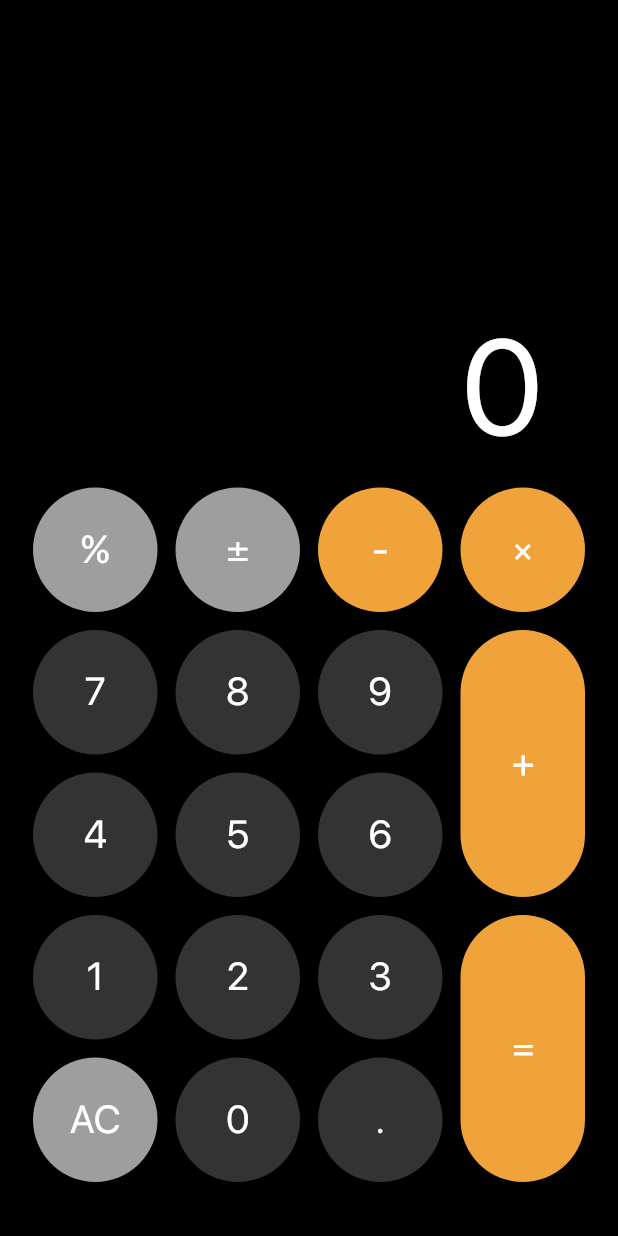
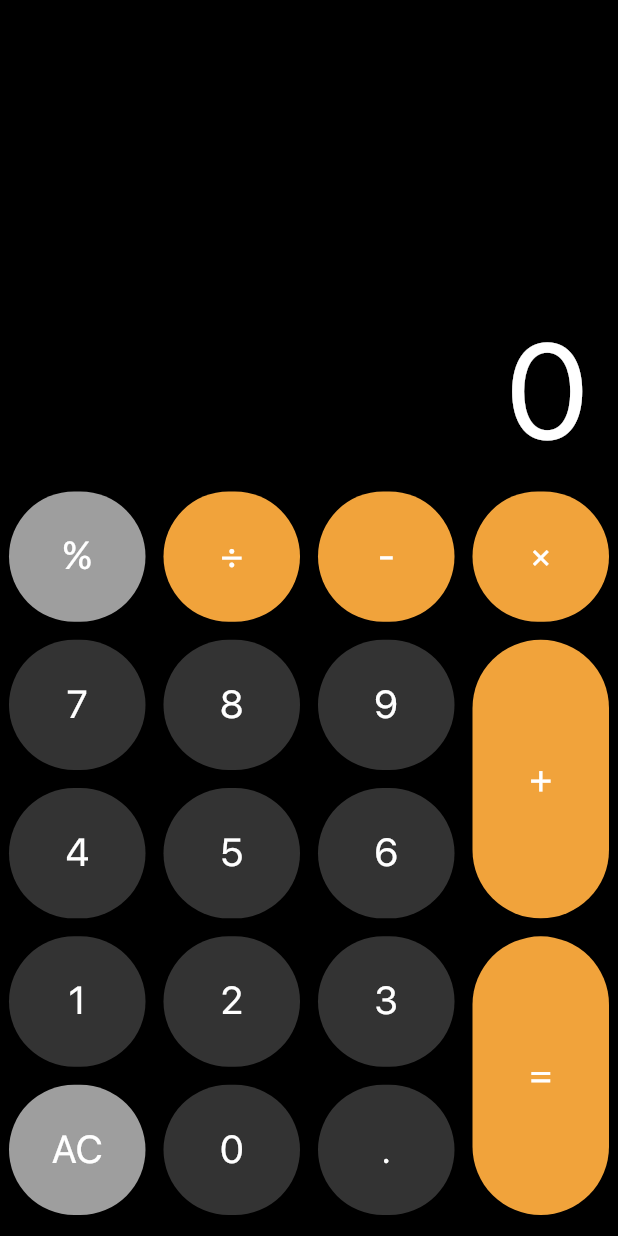
Before and after one commit to HoseinJavid/my-calculator, a Flutter app: the screen it shows after launch, on a phone screen of 412 x 824 dp. Run offline on Flutter 3.47's test engine with Material 3 defaults, Android fonts, the phone set to English and light mode, and no system bars; our stand-ins replace bloc, equatable, flutter_bloc, lottie.

Commit message:
bug fix  add resopnsive ui

```diff
--- a/lib/screen/calculator/calculator.dart
+++ b/lib/screen/calculator/calculator.dart
@@ -15,9 +15,7 @@ class CalculatorScreen extends StatelessWidget {
         children: [
           Display(),
           Buttons(),
-          SizedBox(
-            height: 30,
-          )
+          SizedBox(height: 8,)
         ],
       ),
     );
--- a/lib/widgets/button.dart
+++ b/lib/widgets/button.dart
@@ -4,20 +4,22 @@ import 'package:ios_calculator/screen/calculator/calculator.dart';
 class ButtonCalc extends StatelessWidget {
   final String text;
   final Color color;
+  final double? width;
+  final double? height;
 
-  const ButtonCalc(this.text, this.color, {super.key});
+  const ButtonCalc(this.text, this.color, {super.key, this.width, this.height});
 
   @override
   Widget build(BuildContext context) {
     return SizedBox(
-      width: 95,
-      height: 95,
+      width: width ?? MediaQuery.of(context).size.width / 4,
+      height: height ?? (MediaQuery.of(context).size.height *0.6) / 5,
       child: Padding(
         padding: const EdgeInsets.all(6.0),
         child: ElevatedButton(
           style: ElevatedButton.styleFrom(
             backgroundColor: color,
-            shape: const CircleBorder(),
+            // shape: const CircleBorder(),
             // padding: const EdgeInsets.all(20),
           ),
           onPressed: () => handleButtonPress(text, context),
--- a/lib/widgets/buttons.dart
+++ b/lib/widgets/buttons.dart
@@ -25,7 +25,7 @@ class Buttons extends StatelessWidget {
         ),
         Column(
           children: [
-            ButtonCalc('±', singleOperatorColor),
+            ButtonCalc('÷', operatorColor),
             ButtonCalc('8', numberColor),
             ButtonCalc('5', numberColor),
             ButtonCalc('2', numberColor),
@@ -43,7 +43,11 @@ class Buttons extends StatelessWidget {
         ),
         Column(
           children: [
-            ButtonCalc('×', operatorColor),
+            ButtonCalc(
+              '×',
+              operatorColor,
+              width: MediaQuery.of(context).size.width / 4,
+            ),
             WidebuttonCalc('+', operatorColor),
             WidebuttonCalc('=', operatorColor),
           ],
--- a/lib/widgets/display.dart
+++ b/lib/widgets/display.dart
@@ -11,7 +11,7 @@ class Display extends StatelessWidget {
       child: Container(
         alignment: Alignment.bottomRight,
         padding:
-            const EdgeInsets.only(right: 50, bottom: 10, top: 10, left: 40),
+            const EdgeInsets.only(right: 20, bottom: 10, top: 10, left: 20),
         child: BlocBuilder<CalculatorBloc, CalculatorState>(
           builder: (context, state) {
             if (state is CalcInitial) {
--- a/lib/widgets/wideButton.dart
+++ b/lib/widgets/wideButton.dart
@@ -9,9 +9,11 @@ class WidebuttonCalc extends StatelessWidget {
 
   @override
   Widget build(BuildContext context) {
+    final screenWidth = MediaQuery.of(context).size.width;
+    final screenHeight = MediaQuery.of(context).size.height;
     return SizedBox(
-      height: 190,
-      width: 95,
+      width: MediaQuery.of(context).size.width / 4,
+      height: (screenHeight *0.6 / 5) * 2,
       child: Padding(
         padding: const EdgeInsets.all(6.0),
         child: ElevatedButton(
@@ -20,15 +22,9 @@ class WidebuttonCalc extends StatelessWidget {
             shape: const StadiumBorder(),
           ),
           onPressed: () => handleButtonPress(text, context),
-          child: Align(
-            alignment: Alignment.centerLeft,
-            child: Padding(
-              padding: const EdgeInsets.only(left: 10),
-              child: Text(
-                text,
-                style: Theme.of(context).textTheme.headlineLarge,
-              ),
-            ),
+          child: Text(
+            text,
+            style: Theme.of(context).textTheme.headlineLarge,
           ),
         ),
       ),
--- a/pubspec.yaml
+++ b/pubspec.yaml
@@ -1,7 +1,7 @@
 name: ios_calculator
 description: "A new Flutter project."
 publish_to: "none"
-version: 0.1.0
+version: 1.0.0
 
 environment:
   sdk: ^3.5.4
```
Also changed, not shown: lib/screen/calculator/bloc/calculator_bloc.dart (+49 -7 lines).
